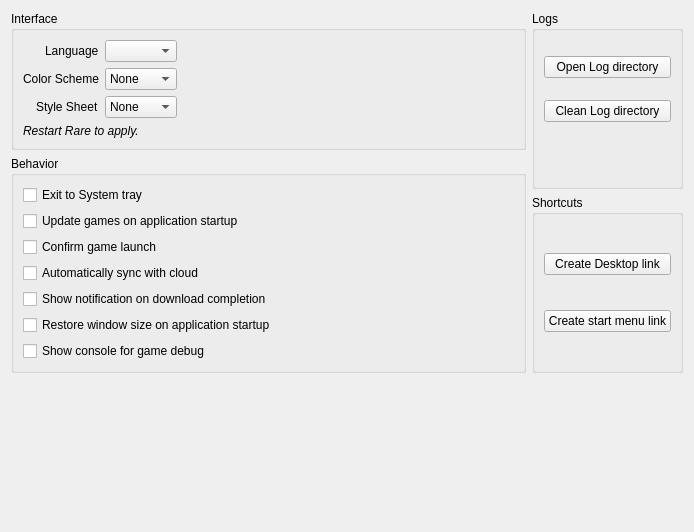
This is rare/ui/components/tabs/settings/rare.ui in RareDevs/Rare as Qt 5 draws it before an edit. The edited form follows.
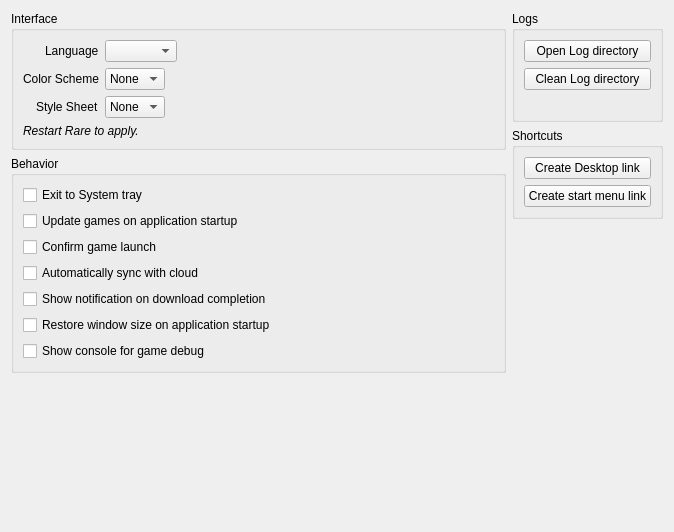
This is the edited form.

```diff
--- a/rare/ui/components/tabs/settings/rare.ui
+++ b/rare/ui/components/tabs/settings/rare.ui
@@ -6,85 +6,29 @@
          <rect>
              <x>0</x>
              <y>0</y>
-             <width>694</width>
+    <width>674</width>
              <height>532</height>
          </rect>
      </property>
      <property name="windowTitle">
          <string>RareSettings</string>
      </property>
-     <layout class="QGridLayout" name="gridLayout">
-         <item row="0" column="1">
-             <layout class="QVBoxLayout" name="verticalLayout_4">
-                 <item>
-                     <widget class="QGroupBox" name="log_dir_group">
-                         <property name="title">
-                             <string>Logs</string>
-                         </property>
-                         <layout class="QVBoxLayout" name="log_dir_layout">
-                             <item>
-                                 <widget class="QPushButton" name="log_dir_open_button">
-                                     <property name="text">
-                                         <string>Open Log directory</string>
-                                     </property>
-                                 </widget>
-                             </item>
-                             <item>
-                                 <widget class="QPushButton" name="log_dir_clean_button">
-                                     <property name="text">
-                                         <string>Clean Log directory</string>
-                                     </property>
-                                 </widget>
-                             </item>
-                             <item>
-                                 <widget class="QLabel" name="log_dir_size_label">
-                                     <property name="sizePolicy">
-                                         <sizepolicy hsizetype="Preferred" vsizetype="Maximum">
-                                             <horstretch>0</horstretch>
-                                             <verstretch>0</verstretch>
-                                         </sizepolicy>
-                                     </property>
-                                     <property name="text">
-                                         <string notr="true"/>
-                                     </property>
-                                     <property name="wordWrap">
-                                         <bool>true</bool>
-                                     </property>
-                                 </widget>
-                             </item>
-                         </layout>
-                     </widget>
-                 </item>
-                 <item>
-                     <layout class="QVBoxLayout" name="rpc_layout"/>
-                 </item>
-                 <item>
-                     <widget class="QGroupBox" name="groupBox">
-                         <property name="title">
-                             <string>Shortcuts</string>
-                         </property>
-                         <layout class="QVBoxLayout" name="verticalLayout">
-                             <item>
-                                 <widget class="QPushButton" name="desktop_link">
-                                     <property name="text">
-                                         <string>Create Desktop link</string>
-                                     </property>
-                                 </widget>
-                             </item>
-                             <item>
-                                 <widget class="QPushButton" name="startmenu_link">
-                                     <property name="text">
-                                         <string>Create start menu link</string>
-                                     </property>
-                                 </widget>
-                             </item>
-                         </layout>
-                     </widget>
-                 </item>
-             </layout>
+  <layout class="QGridLayout" name="rare_layout">
+   <item row="2" column="0" colspan="2">
+    <spacer name="rare_vspacer">
+     <property name="orientation">
+      <enum>Qt::Vertical</enum>
+     </property>
+     <property name="sizeHint" stdset="0">
+      <size>
+       <width>20</width>
+       <height>40</height>
+      </size>
+     </property>
+    </spacer>
          </item>
          <item row="0" column="0">
-             <layout class="QVBoxLayout" name="verticalLayout_3">
+    <layout class="QVBoxLayout" name="left_layout">
                  <item>
                      <widget class="QGroupBox" name="interface_group">
                          <property name="sizePolicy">
@@ -96,63 +40,72 @@
                          <property name="title">
                              <string>Interface</string>
                          </property>
-                         <layout class="QGridLayout" name="interface_layout">
-                             <item row="2" column="0" alignment="Qt::AlignRight">
-                                 <widget class="QLabel" name="style_label">
-                                     <property name="text">
-                                         <string>Style Sheet</string>
-                                     </property>
-                                 </widget>
-                             </item>
-                             <item row="1" column="2">
-                                 <spacer name="interface_hspacer">
-                                     <property name="orientation">
-                                         <enum>Qt::Horizontal</enum>
-                                     </property>
-                                     <property name="sizeHint" stdset="0">
-                                         <size>
-                                             <width>40</width>
-                                             <height>20</height>
-                                         </size>
-                                     </property>
-                                 </spacer>
-                             </item>
-                             <item row="0" column="1">
-                                 <widget class="QComboBox" name="lang_select"/>
-                             </item>
-                             <item row="1" column="1">
-                                 <widget class="QComboBox" name="color_select">
-                                     <item>
-                                         <property name="text">
-                                             <string>None</string>
-                                         </property>
-                                     </item>
-                                 </widget>
-                             </item>
-                             <item row="2" column="1">
-                                 <widget class="QComboBox" name="style_select">
-                                     <item>
-                                         <property name="text">
-                                             <string>None</string>
-                                         </property>
-                                     </item>
-                                 </widget>
-                             </item>
-                             <item row="0" column="0" alignment="Qt::AlignRight">
+       <layout class="QFormLayout" name="interface_layout">
+        <property name="labelAlignment">
+         <set>Qt::AlignRight|Qt::AlignTrailing|Qt::AlignVCenter</set>
+        </property>
+        <item row="0" column="0">
                                  <widget class="QLabel" name="lang_label">
                                      <property name="text">
                                          <string>Language</string>
                                      </property>
                                  </widget>
                              </item>
-                             <item row="1" column="0" alignment="Qt::AlignRight">
+        <item row="0" column="1">
+         <widget class="QComboBox" name="lang_select">
+          <property name="sizePolicy">
+           <sizepolicy hsizetype="Maximum" vsizetype="Fixed">
+            <horstretch>0</horstretch>
+            <verstretch>0</verstretch>
+           </sizepolicy>
+          </property>
+         </widget>
+        </item>
+        <item row="1" column="0">
                                  <widget class="QLabel" name="color_label">
                                      <property name="text">
                                          <string>Color Scheme</string>
                                      </property>
                                  </widget>
                              </item>
-                             <item row="3" column="0" colspan="3">
+        <item row="1" column="1">
+         <widget class="QComboBox" name="color_select">
+          <property name="sizePolicy">
+           <sizepolicy hsizetype="Maximum" vsizetype="Fixed">
+            <horstretch>0</horstretch>
+            <verstretch>0</verstretch>
+           </sizepolicy>
+          </property>
+          <item>
+           <property name="text">
+            <string>None</string>
+           </property>
+          </item>
+         </widget>
+        </item>
+        <item row="2" column="0">
+         <widget class="QLabel" name="style_label">
+          <property name="text">
+           <string>Style Sheet</string>
+          </property>
+         </widget>
+        </item>
+        <item row="2" column="1">
+         <widget class="QComboBox" name="style_select">
+          <property name="sizePolicy">
+           <sizepolicy hsizetype="Maximum" vsizetype="Fixed">
+            <horstretch>0</horstretch>
+            <verstretch>0</verstretch>
+           </sizepolicy>
+          </property>
+          <item>
+           <property name="text">
+            <string>None</string>
+           </property>
+          </item>
+         </widget>
+        </item>
+        <item row="3" column="0" colspan="2">
                                  <widget class="QLabel" name="interface_info">
                                      <property name="font">
                                          <font>
@@ -176,6 +129,26 @@
                              <string>Behavior</string>
                          </property>
                          <layout class="QGridLayout" name="behavior_layout">
+        <item row="2" column="1" rowspan="2">
+         <spacer name="settings_hspacer">
+          <property name="orientation">
+           <enum>Qt::Horizontal</enum>
+          </property>
+          <property name="sizeHint" stdset="0">
+           <size>
+            <width>40</width>
+            <height>20</height>
+           </size>
+          </property>
+         </spacer>
+        </item>
+        <item row="6" column="0">
+         <widget class="QCheckBox" name="log_games">
+          <property name="text">
+           <string>Show console for game debug</string>
+          </property>
+         </widget>
+        </item>
                              <item row="5" column="0">
                                  <widget class="QCheckBox" name="save_size">
                                      <property name="text">
@@ -197,6 +170,13 @@
                                      </property>
                                  </widget>
                              </item>
+        <item row="2" column="0">
+         <widget class="QCheckBox" name="confirm_start">
+          <property name="text">
+           <string>Confirm game launch</string>
+          </property>
+         </widget>
+        </item>
                              <item row="1" column="0">
                                  <widget class="QCheckBox" name="auto_update">
                                      <property name="text">
@@ -211,40 +191,93 @@
                                      </property>
                                  </widget>
                              </item>
-                             <item row="6" column="0">
-                                 <widget class="QCheckBox" name="log_games">
-                                     <property name="text">
-                                         <string>Show console for game debug</string>
-                                     </property>
-                                 </widget>
-                             </item>
-                             <item row="2" column="1" rowspan="2">
-                                 <spacer name="settings_hspacer">
+       </layout>
+      </widget>
+     </item>
+     <item>
+      <spacer name="left_vspacer">
                                      <property name="orientation">
-                                         <enum>Qt::Horizontal</enum>
+        <enum>Qt::Vertical</enum>
                                      </property>
                                      <property name="sizeHint" stdset="0">
                                          <size>
-                                             <width>40</width>
-                                             <height>20</height>
+         <width>20</width>
+         <height>40</height>
                                          </size>
                                      </property>
                                  </spacer>
                              </item>
-                             <item row="2" column="0">
-                                 <widget class="QCheckBox" name="confirm_start">
+    </layout>
+   </item>
+   <item row="0" column="1">
+    <layout class="QVBoxLayout" name="right_layout">
+     <item>
+      <widget class="QGroupBox" name="log_dir_group">
+       <property name="title">
+        <string>Logs</string>
+       </property>
+       <layout class="QVBoxLayout" name="log_dir_layout">
+        <item>
+         <widget class="QPushButton" name="log_dir_open_button">
                                      <property name="text">
-                                         <string>Confirm game launch</string>
+           <string>Open Log directory</string>
                                      </property>
                                  </widget>
                              </item>
+        <item>
+         <widget class="QPushButton" name="log_dir_clean_button">
+          <property name="text">
+           <string>Clean Log directory</string>
+          </property>
+         </widget>
+        </item>
+        <item>
+         <widget class="QLabel" name="log_dir_size_label">
+          <property name="sizePolicy">
+           <sizepolicy hsizetype="Preferred" vsizetype="Maximum">
+            <horstretch>0</horstretch>
+            <verstretch>0</verstretch>
+           </sizepolicy>
+          </property>
+          <property name="text">
+           <string notr="true"/>
+          </property>
+          <property name="wordWrap">
+           <bool>true</bool>
+          </property>
+         </widget>
+        </item>
                          </layout>
                      </widget>
                  </item>
-             </layout>
-         </item>
-         <item row="1" column="0" colspan="2">
-             <spacer name="verticalSpacer_2">
+     <item>
+      <layout class="QVBoxLayout" name="rpc_layout"/>
+     </item>
+     <item>
+      <widget class="QGroupBox" name="groupBox">
+       <property name="title">
+        <string>Shortcuts</string>
+       </property>
+       <layout class="QVBoxLayout" name="shortcuts_layout">
+        <item>
+         <widget class="QPushButton" name="desktop_link">
+          <property name="text">
+           <string>Create Desktop link</string>
+          </property>
+         </widget>
+        </item>
+        <item>
+         <widget class="QPushButton" name="startmenu_link">
+          <property name="text">
+           <string>Create start menu link</string>
+          </property>
+         </widget>
+        </item>
+       </layout>
+      </widget>
+     </item>
+     <item>
+      <spacer name="right_vspacer">
                  <property name="orientation">
                      <enum>Qt::Vertical</enum>
                  </property>
@@ -255,6 +288,8 @@
                      </size>
                  </property>
              </spacer>
+     </item>
+    </layout>
    </item>
   </layout>
  </widget>
```
Lines whose indentation alone changed are shown as unchanged.
